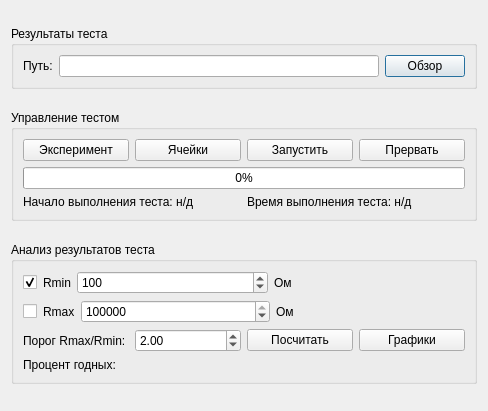
This is gui/uies/testing.ui in neurocomputer/MemriBoard as Qt 5 draws it before an edit. The edited form follows.
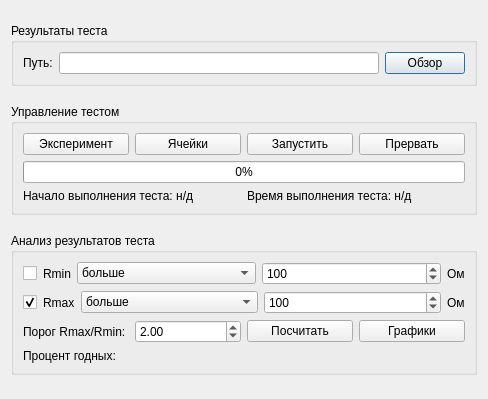
This is the edited form.

What changed in the file:
```diff
--- a/gui/uies/testing.ui
+++ b/gui/uies/testing.ui
@@ -7,7 +7,7 @@
     <x>0</x>
     <y>0</y>
     <width>488</width>
-    <height>411</height>
+    <height>399</height>
    </rect>
   </property>
   <property name="sizePolicy">
@@ -158,7 +158,7 @@
            <string/>
           </property>
           <property name="checked">
-           <bool>true</bool>
+           <bool>false</bool>
           </property>
          </widget>
         </item>
@@ -175,10 +175,24 @@
           </property>
          </widget>
         </item>
+        <item>
+         <widget class="QComboBox" name="combo_rmin_mode">
+          <item>
+           <property name="text">
+            <string>больше</string>
+           </property>
+          </item>
+          <item>
+           <property name="text">
+            <string>меньше</string>
+           </property>
+          </item>
+         </widget>
+        </item>
         <item>
          <widget class="QSpinBox" name="spinbox_rmin">
           <property name="maximum">
-           <number>100000</number>
+           <number>1000000</number>
           </property>
           <property name="singleStep">
            <number>10</number>
@@ -190,6 +204,12 @@
         </item>
         <item>
          <widget class="QLabel" name="label_4">
+          <property name="sizePolicy">
+           <sizepolicy hsizetype="Maximum" vsizetype="Preferred">
+            <horstretch>0</horstretch>
+            <verstretch>0</verstretch>
+           </sizepolicy>
+          </property>
           <property name="text">
            <string>Ом</string>
           </property>
@@ -211,7 +231,7 @@
            <string/>
           </property>
           <property name="checked">
-           <bool>false</bool>
+           <bool>true</bool>
           </property>
          </widget>
         </item>
@@ -228,6 +248,20 @@
           </property>
          </widget>
         </item>
+        <item>
+         <widget class="QComboBox" name="combo_rmax_mode">
+          <item>
+           <property name="text">
+            <string>больше</string>
+           </property>
+          </item>
+          <item>
+           <property name="text">
+            <string>меньше</string>
+           </property>
+          </item>
+         </widget>
+        </item>
         <item>
          <widget class="QSpinBox" name="spinbox_rmax">
           <property name="maximum">
@@ -237,12 +271,18 @@
            <number>1000</number>
           </property>
           <property name="value">
-           <number>100000</number>
+           <number>100</number>
           </property>
          </widget>
         </item>
         <item>
          <widget class="QLabel" name="label_6">
+          <property name="sizePolicy">
+           <sizepolicy hsizetype="Maximum" vsizetype="Preferred">
+            <horstretch>0</horstretch>
+            <verstretch>0</verstretch>
+           </sizepolicy>
+          </property>
           <property name="text">
            <string>Ом</string>
           </property>
```
Left out of the diff: 2 changed lines with no effect on the pictures.
